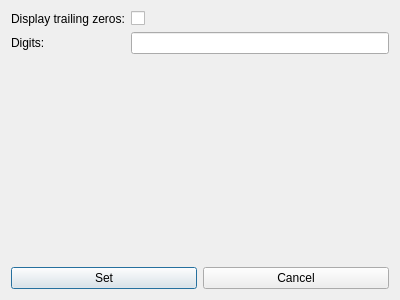
The window that src/gui/numberformatdialog.ui (echmet/CEval) describes before a commit, drawn with Qt 5.
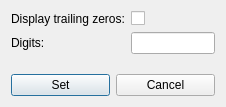
The same window after the commit.

Commit message: Make the default size of NumberFormatDialog much smaller

Patch:
```diff
--- a/src/gui/numberformatdialog.ui
+++ b/src/gui/numberformatdialog.ui
@@ -6,8 +6,8 @@
    <rect>
     <x>0</x>
     <y>0</y>
-    <width>400</width>
-    <height>300</height>
+    <width>226</width>
+    <height>107</height>
    </rect>
   </property>
   <property name="windowTitle">
```
